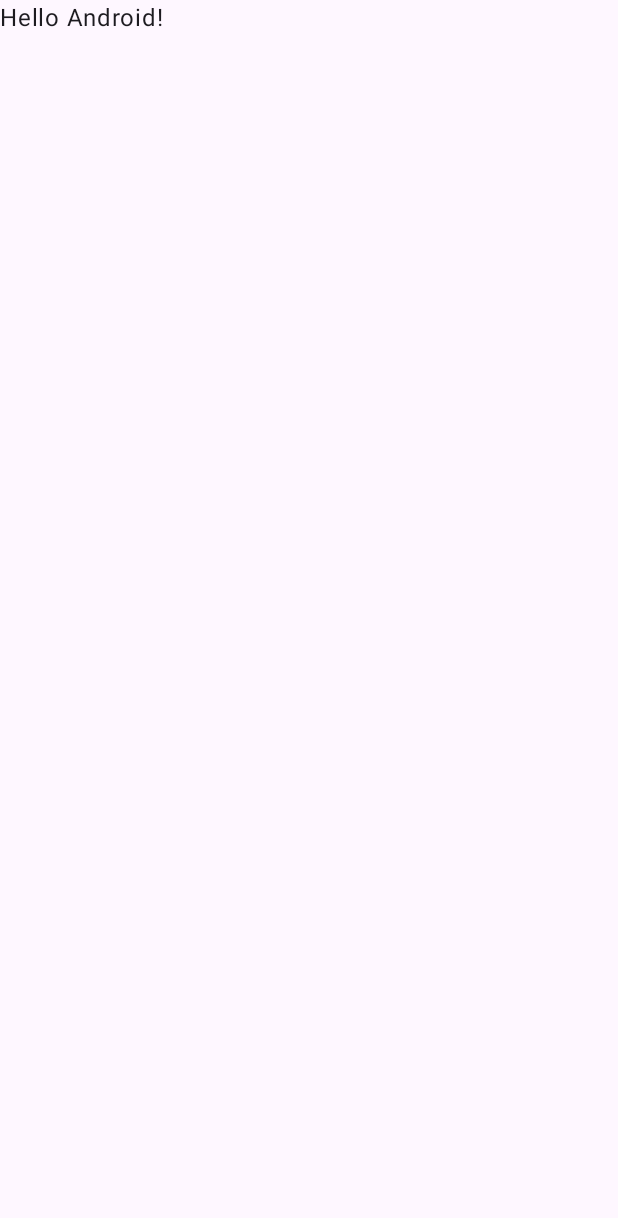
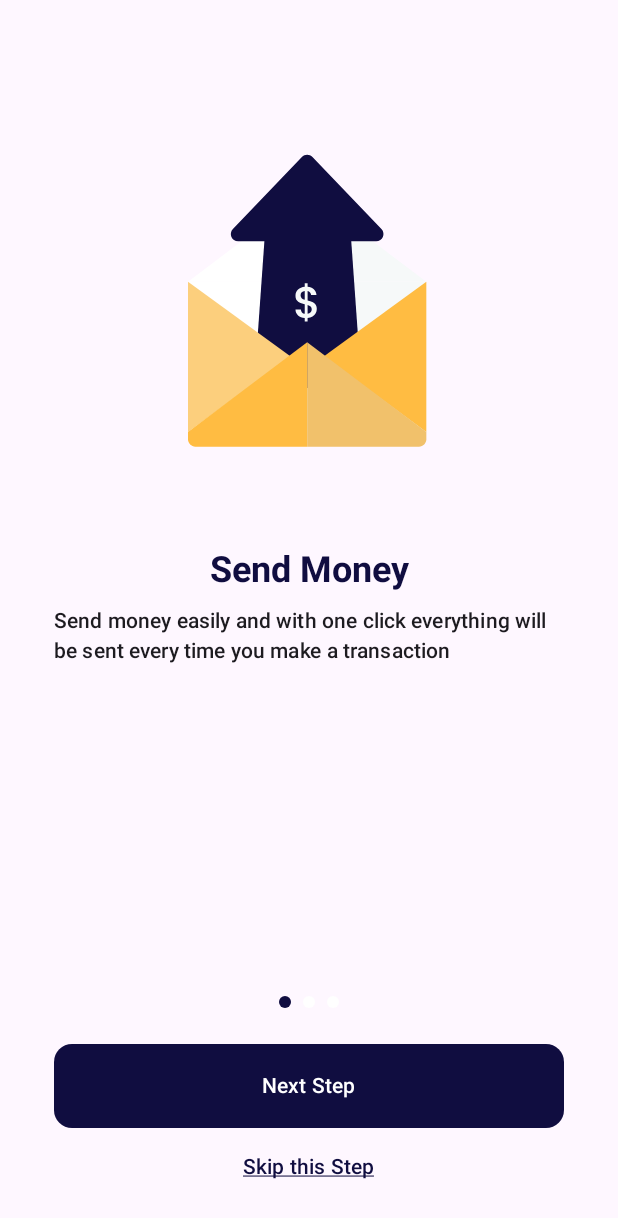
Before and after one commit to DatoKotchlamazashvili/FinanceMobiileApp, an Android app built with Jetpack Compose: the screen it shows after launch (MainActivity), on a phone screen of 412 x 824 dp. Before the commit the part shown is almost empty. Shown: the top 1218 px of the screen. Run offline under Robolectric (Android 15) with nearby library versions, the phone set to English and light mode, and no system bars.

Commit message:
added onBoarding screen finally

```diff
--- a/app/src/main/java/com/example/financeapp/MainActivity.kt
+++ b/app/src/main/java/com/example/financeapp/MainActivity.kt
@@ -11,6 +11,8 @@ import androidx.compose.material3.Text
 import androidx.compose.runtime.Composable
 import androidx.compose.ui.Modifier
 import androidx.compose.ui.tooling.preview.Preview
+import androidx.compose.ui.unit.dp
+import com.example.financeapp.presentation.screen.on_boarding.OnBoardingScreen
 import com.example.financeapp.ui.theme.FinanceAppTheme
 
 class MainActivity : ComponentActivity() {
@@ -20,9 +22,10 @@ class MainActivity : ComponentActivity() {
         setContent {
             FinanceAppTheme {
                 Scaffold(modifier = Modifier.fillMaxSize()) { innerPadding ->
-                    Greeting(
-                        name = "Android",
-                        modifier = Modifier.padding(innerPadding)
+                    OnBoardingScreen(
+                        onLoginNowClicked = { },
+                        onCreateAccountClicked = { },
+                        modifier = Modifier.padding(20.dp)
                     )
                 }
             }
--- /dev/null
+++ b/app/src/main/java/com/example/financeapp/presentation/screen/on_boarding/OnBoarding.kt
@@ -0,0 +1,51 @@
+package com.example.financeapp.presentation.screen.on_boarding
+
+import com.example.financeapp.R
+import com.example.financeapp.ui.design_system.button.ButtonType
+import com.example.financeapp.ui.design_system.text.TextType
+
+data class OnBoarding(
+    val imageRes: Int,
+    val mainText: String,
+    val subtext: String,
+    val mainButtonText: String,
+    val subButtonText: String,
+    val subButtonType: OnBoardingSubButtonType
+)
+
+enum class OnBoardingSubButtonType{
+    UNDERLINE_TEXT,SUB_BUTTON
+}
+
+
+
+fun getOnBoardingData(): List<OnBoarding> =
+    listOf(
+        OnBoarding(
+            imageRes = R.drawable.ic_send_money,
+            mainText = "Send Money",
+            subtext = "Send money easily and with one click everything will be sent every time you make a transaction",
+            mainButtonText = "Next Step",
+            subButtonText = "Skip this Step",
+            subButtonType = OnBoardingSubButtonType.UNDERLINE_TEXT
+        ),
+        OnBoarding(
+            imageRes = R.drawable.ic_receive_money,
+            mainText = "Request Money",
+            subtext = "You can request money to friends or family to send as much money as you want",
+            mainButtonText = "Next Step",
+            subButtonText = "Skip this Step",
+            subButtonType = OnBoardingSubButtonType.UNDERLINE_TEXT
+
+        ),
+        OnBoarding(
+            imageRes = R.drawable.ic_hand,
+            mainText = "Easy To Use",
+            subtext = "Very easy to use and easy to understand for those of you who are beginners",
+            mainButtonText = "Next Step",
+            subButtonText = "Skip this Step",
+            subButtonType = OnBoardingSubButtonType.SUB_BUTTON
+
+        ),
+
+        )
--- /dev/null
+++ b/app/src/main/java/com/example/financeapp/presentation/screen/on_boarding/OnBoardingScreen.kt
@@ -0,0 +1,168 @@
+package com.example.financeapp.presentation.screen.on_boarding
+
+import androidx.compose.foundation.Image
+import androidx.compose.foundation.clickable
+import androidx.compose.foundation.layout.Box
+import androidx.compose.foundation.layout.Column
+import androidx.compose.foundation.layout.Spacer
+import androidx.compose.foundation.layout.fillMaxHeight
+import androidx.compose.foundation.layout.fillMaxSize
+import androidx.compose.foundation.layout.fillMaxWidth
+import androidx.compose.foundation.layout.height
+import androidx.compose.foundation.layout.padding
+import androidx.compose.foundation.layout.size
+import androidx.compose.foundation.pager.rememberPagerState
+import androidx.compose.material3.MaterialTheme
+import androidx.compose.runtime.Composable
+import androidx.compose.runtime.remember
+import androidx.compose.runtime.rememberCoroutineScope
+import androidx.compose.ui.Alignment
+import androidx.compose.ui.Modifier
+import androidx.compose.ui.res.painterResource
+import androidx.compose.ui.text.SpanStyle
+import androidx.compose.ui.text.font.FontWeight
+import androidx.compose.ui.unit.dp
+import com.example.financeapp.ui.design_system.button.ButtonType
+import com.example.financeapp.ui.design_system.button.FaButton
+import com.example.financeapp.ui.design_system.pager.FaPagerWithIndicator
+import com.example.financeapp.ui.design_system.preview.FaPreview
+import com.example.financeapp.ui.design_system.preview.PreviewSurface
+import com.example.financeapp.ui.design_system.text.FaText
+import com.example.financeapp.ui.design_system.text.SpanType
+import com.example.financeapp.ui.design_system.text.TextType
+import com.example.financeapp.ui.design_system.text.createAnnotatedString
+import com.example.financeapp.ui.theme.LocalDimensions
+import kotlinx.coroutines.launch
+
+
+@Composable
+fun OnBoardingScreen(
+    onLoginNowClicked: () -> Unit,
+    onCreateAccountClicked: () -> Unit,
+    modifier: Modifier = Modifier,
+) {
+    Column(
+        modifier = modifier
+            .fillMaxSize()
+            .padding(LocalDimensions.current.dimensions16),
+        horizontalAlignment = Alignment.CenterHorizontally
+    ) {
+        val onBoardings = remember { getOnBoardingData() }
+        val pagerState = rememberPagerState(
+            initialPage = 0,
+            initialPageOffsetFraction = 0f,
+            pageCount = { onBoardings.size }
+        )
+        val coroutineScope = rememberCoroutineScope()
+
+        FaPagerWithIndicator(
+            modifier = Modifier
+                .weight(1f)
+                .padding(bottom = LocalDimensions.current.dimensions24),
+            pageCount = onBoardings.size,
+            pagerState = pagerState
+        ) { page ->
+            Column(
+                modifier = Modifier
+                    .fillMaxSize()
+                    .padding(bottom = LocalDimensions.current.dimensions16),
+                horizontalAlignment = Alignment.CenterHorizontally
+            ) {
+                Box(
+                    modifier = Modifier.fillMaxHeight(0.55f), contentAlignment = Alignment.Center
+                ) {
+                    Image(
+                        painter = painterResource(onBoardings[page].imageRes),
+                        contentDescription = null,
+                        modifier = Modifier.size(LocalDimensions.current.dimensions180 + 40.dp)
+                    )
+                }
+                FaText(
+                    text = onBoardings[page].mainText,
+                    textType = TextType.HEADLINE_SMALL,
+                    fontWeight = FontWeight.Bold
+                )
+                Spacer(modifier = Modifier.height(LocalDimensions.current.dimensions8))
+
+                FaText(
+                    text = onBoardings[page].subtext,
+                    textType = TextType.LABEL_LARGE
+                )
+                Spacer(modifier = Modifier.height(LocalDimensions.current.dimensions8))
+            }
+        }
+
+        FaButton(
+            text = onBoardings[pagerState.currentPage].mainButtonText,
+            buttonType = ButtonType.FILLED_TONAL,
+            onClick = {
+                if (pagerState.currentPage < onBoardings.lastIndex) {
+                    coroutineScope.launch {
+                        pagerState.animateScrollToPage(pagerState.currentPage + 1)
+                    }
+                } else {
+                    onCreateAccountClicked()
+                }
+            },
+            modifier = Modifier.fillMaxWidth()
+        )
+
+        Spacer(modifier = Modifier.height(LocalDimensions.current.dimensions16))
+
+        when (onBoardings[pagerState.currentPage].subButtonType) {
+            OnBoardingSubButtonType.UNDERLINE_TEXT -> FaText(
+                text = createAnnotatedString(
+                    fullText = onBoardings[pagerState.currentPage].subButtonText,
+                    spans = listOf(
+                        SpanType.UnderLineSpan(
+                            text = onBoardings[pagerState.currentPage].subButtonText,
+                            styles = SpanStyle(
+                                color = MaterialTheme.colorScheme.primary
+                            )
+                        )
+                    )
+                ),
+                textType = TextType.LABEL_LARGE,
+                modifier = Modifier.clickable(onClick = {
+                    if (pagerState.currentPage < onBoardings.lastIndex) {
+                        coroutineScope.launch {
+                            pagerState.animateScrollToPage(onBoardings.lastIndex)
+                        }
+                    } else {
+                        onLoginNowClicked()
+                    }
+                })
+            )
+
+            OnBoardingSubButtonType.SUB_BUTTON -> FaButton(
+                text = onBoardings[pagerState.currentPage].subButtonText,
+                buttonType = ButtonType.NOT_FILLED_STROKE,
+                onClick = {
+                    if (pagerState.currentPage < onBoardings.lastIndex) {
+                        coroutineScope.launch {
+                            pagerState.animateScrollToPage(onBoardings.lastIndex)
+                        }
+                    } else {
+                        onLoginNowClicked()
+                    }
+                },
+                modifier = Modifier.fillMaxWidth()
+            )
+        }
+    }
+}
+
+
+@FaPreview
+@Composable
+private fun OnBoardingScreenPreview() {
+    PreviewSurface {
+        OnBoardingScreen(
+            onLoginNowClicked = { },
+            onCreateAccountClicked = { },
+            modifier = Modifier
+                .fillMaxSize()
+
+        )
+    }
+}
--- /dev/null
+++ b/app/src/main/java/com/example/financeapp/ui/design_system/pager/FaPagerWithIndicator.kt
@@ -0,0 +1,106 @@
+package com.example.financeapp.ui.design_system.pager
+
+import androidx.compose.animation.core.animateDpAsState
+import androidx.compose.foundation.background
+import androidx.compose.foundation.layout.Arrangement
+import androidx.compose.foundation.layout.Box
+import androidx.compose.foundation.layout.Column
+import androidx.compose.foundation.layout.Row
+import androidx.compose.foundation.layout.Spacer
+import androidx.compose.foundation.layout.fillMaxWidth
+import androidx.compose.foundation.layout.height
+import androidx.compose.foundation.layout.size
+import androidx.compose.foundation.layout.width
+import androidx.compose.foundation.pager.HorizontalPager
+import androidx.compose.foundation.pager.PagerState
+import androidx.compose.foundation.pager.rememberPagerState
+import androidx.compose.material3.MaterialTheme
+import androidx.compose.runtime.Composable
+import androidx.compose.ui.Alignment
+import androidx.compose.ui.Modifier
+import androidx.compose.ui.draw.clip
+import com.example.financeapp.ui.design_system.preview.FaPreview
+import com.example.financeapp.ui.design_system.preview.PreviewSurface
+import com.example.financeapp.ui.theme.LocalDimensions
+import com.example.financeapp.ui.theme.LocalShapes
+
+
+@Composable
+fun FaPagerWithIndicator(
+    pageCount: Int,
+    pagerState: PagerState,
+    modifier: Modifier = Modifier,
+    content: @Composable (pageIndex: Int) -> Unit,
+) {
+    Column(
+        modifier = modifier,
+        horizontalAlignment = Alignment.CenterHorizontally
+    ) {
+        HorizontalPager(
+            modifier = Modifier.weight(1f),
+            state = pagerState
+        ) { page ->
+            content(page)
+        }
+
+        Spacer(modifier = Modifier.height(LocalDimensions.current.dimensions16))
+
+        PagerIndicator(
+            currentPage = pagerState.currentPage,
+            pageCount = pageCount
+        )
+    }
+}
+
+
+@Composable
+private fun PagerIndicator(
+    currentPage: Int,
+    pageCount: Int,
+) {
+    Row(
+        horizontalArrangement = Arrangement.spacedBy(LocalDimensions.current.dimensions8),
+        verticalAlignment = Alignment.CenterVertically
+    ) {
+        repeat(pageCount) { index ->
+            val isSelected = index == currentPage
+            val shape = LocalShapes.current.dots
+
+            val width = animateDpAsState(
+                targetValue =
+                    LocalDimensions.current.dimensions8,
+                label = "widthAnimation"
+            )
+            val color = if (isSelected) {
+                MaterialTheme.colorScheme.primary
+            } else {
+                MaterialTheme.colorScheme.onPrimary
+            }
+
+            Box(
+                modifier = Modifier
+                    .width(width.value)
+                    .size(LocalDimensions.current.dimensions8)
+                    .clip(shape)
+                    .background(color)
+            )
+        }
+    }
+}
+
+
+@Composable
+@FaPreview
+fun PagerIndicatorWithPreview() {
+    val pagerState = rememberPagerState(
+        pageCount = { 5 }
+    )
+    PreviewSurface {
+        FaPagerWithIndicator(
+            pageCount = 5,
+            pagerState = pagerState,
+        ) {
+
+        }
+    }
+}
--- /dev/null
+++ b/app/src/main/res/drawable/ic_hand.xml
@@ -0,0 +1,48 @@
+<vector xmlns:android="http://schemas.android.com/apk/res/android"
+    android:width="217dp"
+    android:height="217dp"
+    android:viewportWidth="217"
+    android:viewportHeight="217">
+  <path
+      android:pathData="M84.4,47.28L84.4,47.28A11.6,11.6 0,0 1,95.99 58.88L95.99,135.41A11.6,11.6 0,0 1,84.4 147L84.4,147A11.6,11.6 0,0 1,72.8 135.41L72.8,58.88A11.6,11.6 0,0 1,84.4 47.28z"
+      android:fillColor="#FEC478"/>
+  <path
+      android:pathData="M107.59,83.23L107.59,83.23A11.6,11.6 0,0 1,119.19 94.82L119.19,135.41A11.6,11.6 0,0 1,107.59 147L107.59,147A11.6,11.6 0,0 1,95.99 135.41L95.99,94.82A11.6,11.6 0,0 1,107.59 83.23z"
+      android:fillColor="#FEC478"/>
+  <path
+      android:pathData="M130.78,87.86L130.78,87.86A11.6,11.6 0,0 1,142.38 99.46L142.38,135.41A11.6,11.6 0,0 1,130.78 147L130.78,147A11.6,11.6 0,0 1,119.19 135.41L119.19,99.46A11.6,11.6 0,0 1,130.78 87.86z"
+      android:fillColor="#FEB756"/>
+  <path
+      android:pathData="M153.97,98.3L153.97,98.3A11.6,11.6 0,0 1,165.57 109.9L165.57,135.41A11.6,11.6 0,0 1,153.97 147L153.97,147A11.6,11.6 0,0 1,142.38 135.41L142.38,109.9A11.6,11.6 0,0 1,153.97 98.3z"
+      android:fillColor="#FEB756"/>
+  <path
+      android:pathData="M41.8,106.73L41.8,106.73A12.76,12.76 93.66,0 1,59.8 107.88L98.75,152.16A12.76,12.76 93.66,0 1,97.6 170.16L97.6,170.16A12.76,12.76 93.66,0 1,79.6 169.01L40.64,124.73A12.76,12.76 93.66,0 1,41.8 106.73z"
+      android:fillColor="#FEC478"/>
+  <path
+      android:pathData="M72.8,116.85H119.19V178.31H101.9C85.83,178.31 72.8,165.29 72.8,149.22V116.85Z"
+      android:fillColor="#FEC478"/>
+  <path
+      android:pathData="M119.19,116.85H165.57V149.22C165.57,165.29 152.54,178.31 136.48,178.31H119.19V116.85Z"
+      android:fillColor="#FEB756"/>
+  <path
+      android:pathData="M87.88,160.92H120.35V206.14H100C93.31,206.14 87.88,200.71 87.88,194.02V160.92Z"
+      android:fillColor="#FEC478"/>
+  <path
+      android:pathData="M119.77,160.92H152.81V194.02C152.81,200.71 147.39,206.14 140.69,206.14H119.77V160.92Z"
+      android:fillColor="#FEB756"/>
+  <path
+      android:pathData="M108.96,46.27L122.68,46.27A4.75,4.75 0,0 1,127.43 51.02L127.43,51.02A4.75,4.75 0,0 1,122.68 55.77L108.96,55.77A4.75,4.75 0,0 1,104.21 51.02L104.21,51.02A4.75,4.75 0,0 1,108.96 46.27z"
+      android:fillColor="#9778F1"/>
+  <path
+      android:pathData="M46.17,45.21L59.89,45.21A4.75,4.75 0,0 1,64.64 49.96L64.64,49.96A4.75,4.75 0,0 1,59.89 54.71L46.17,54.71A4.75,4.75 0,0 1,41.42 49.96L41.42,49.96A4.75,4.75 0,0 1,46.17 45.21z"
+      android:fillColor="#9778F1"/>
+  <path
+      android:pathData="M79.41,29.12L79.41,15.92A5.01,5.01 0,0 1,84.42 10.91L84.42,10.91A5.01,5.01 0,0 1,89.44 15.92L89.44,29.12A5.01,5.01 0,0 1,84.42 34.13L84.42,34.13A5.01,5.01 0,0 1,79.41 29.12z"
+      android:fillColor="#9778F1"/>
+  <path
+      android:pathData="M63.5,37.62L53.56,28.1A4.82,4.82 88.75,0 1,53.41 21.29L53.41,21.29A4.82,4.82 88.75,0 1,60.22 21.14L70.16,30.66A4.82,4.82 88.75,0 1,70.31 37.47L70.31,37.47A4.82,4.82 88.75,0 1,63.5 37.62z"
+      android:fillColor="#B68DFF"/>
+  <path
+      android:pathData="M104.54,37.6L114.49,28.08A4.82,4.82 91.25,0 0,114.63 21.27L114.63,21.27A4.82,4.82 91.25,0 0,107.82 21.12L97.88,30.64A4.82,4.82 91.25,0 0,97.73 37.45L97.73,37.45A4.82,4.82 91.25,0 0,104.54 37.6z"
+      android:fillColor="#B68DFF"/>
+</vector>
--- /dev/null
+++ b/app/src/main/res/drawable/ic_receive_money.xml
@@ -0,0 +1,52 @@
+<vector xmlns:android="http://schemas.android.com/apk/res/android"
+    android:width="282dp"
+    android:height="222dp"
+    android:viewportWidth="282"
+    android:viewportHeight="222">
+  <path
+      android:pathData="M181.86,131.82L210.71,105.78C214.79,102.1 220.81,101.84 225.14,105.17C230.23,109.11 231.34,116.56 227.43,121.82C218.01,134.71 200.53,157.68 185.42,172.76C182.11,176 177.87,177.93 173.37,178.37L109.86,184.98"
+      android:fillColor="#FEC478"/>
+  <path
+      android:pathData="M157.64,143.27H77.83L98.5,189.49L169.79,159.45L173.84,153.67L171.52,146.16L166.32,143.27H157.64Z"
+      android:strokeWidth="3"
+      android:fillColor="#FEC478"
+      android:strokeColor="#FEC478"/>
+  <path
+      android:pathData="M81.46,145.49C81.46,145.49 89.19,122.82 108.18,122.19C120.72,121.83 128.63,125.18 132.5,127.54C134.9,128.99 137.74,129.62 140.57,129.62H174.51C180.61,129.62 185.6,134.88 185.6,141.32C185.6,147.66 180.87,152.83 174.86,153.01L136.79,154.37"
+      android:fillColor="#FEC478"/>
+  <path
+      android:pathData="M81.46,145.49C81.46,145.49 89.19,122.82 108.18,122.19C120.72,121.83 128.63,125.18 132.5,127.54C134.9,128.99 137.74,129.62 140.57,129.62H174.51C180.61,129.62 185.6,134.88 185.6,141.32C185.6,147.66 180.87,152.83 174.86,153.01L136.79,154.37"
+      android:strokeLineJoin="round"
+      android:strokeWidth="3"
+      android:fillColor="#00000000"
+      android:strokeColor="#FEB756"
+      android:strokeLineCap="round"/>
+  <path
+      android:pathData="M109.54,197.99L95.44,208.76C94.66,209.38 93.61,209.21 93.01,208.4L50.27,150.08C49.66,149.28 49.83,148.21 50.62,147.59L64.72,136.82C68.55,133.88 74.03,134.68 76.9,138.6L111.28,185.52C114.16,189.53 113.37,195.05 109.54,197.99Z"
+      android:strokeLineJoin="round"
+      android:strokeWidth="3"
+      android:fillColor="#100D40"
+      android:strokeColor="#100D40"
+      android:strokeLineCap="round"/>
+  <path
+      android:pathData="M171.92,26.24C158.25,12.59 136.06,12.59 122.39,26.24C111.5,37.13 109.33,53.36 115.79,66.42L114.17,79.37C113.87,82.04 116.09,84.26 118.76,83.96L131.67,82.4C144.74,88.85 161.03,86.63 171.87,75.79C185.59,62.08 185.59,39.9 171.92,26.24Z"
+      android:fillColor="#100D40"/>
+  <path
+      android:pathData="M148.8,47.3V39.47C150.4,39.74 151.91,40.44 153.17,41.49C153.42,41.67 153.76,41.76 154.01,41.76C155.02,41.76 155.78,40.88 155.86,39.91C155.86,39.47 155.69,39.03 155.36,38.68C153.51,37.01 151.15,36.04 148.72,35.87V33.23C148.72,32.52 148.13,31.91 147.46,31.91C147.46,31.91 147.46,31.91 147.37,31.91C146.61,31.91 146.03,32.52 146.03,33.23V35.78C141.24,36.13 138.04,39.21 138.04,43.25C138.04,48.27 142.07,49.67 146.03,50.73V59.52C143.93,59.26 141.99,58.38 140.39,56.97C140.06,56.71 139.72,56.62 139.3,56.53C138.29,56.62 137.62,57.41 137.62,58.47C137.62,58.91 137.79,59.35 138.13,59.7C140.31,61.72 143.08,62.95 146.03,63.04V65.5C146.03,65.5 146.03,65.5 146.03,65.59C146.03,66.38 146.7,66.91 147.37,66.91C148.04,66.91 148.63,66.29 148.63,65.59V63.13C154.43,62.69 156.7,59.08 156.7,55.21C156.95,49.94 152.75,48.35 148.8,47.3ZM146.19,46.59C143.93,45.89 142.07,45.19 142.07,43.08C142.07,41.05 143.67,39.56 146.19,39.38V46.59ZM148.8,59.7V51.7C151.15,52.4 153,53.37 153,55.65C153.09,57.32 151.99,59.35 148.8,59.7Z"
+      android:fillColor="#ffffff"/>
+  <path
+      android:pathData="M0,138.07a6.36,6.35 0,1 0,12.72 0a6.36,6.35 0,1 0,-12.72 0z"
+      android:fillColor="#AA80F5"/>
+  <path
+      android:pathData="M178.14,215.65a6.36,6.35 0,1 0,12.72 0a6.36,6.35 0,1 0,-12.72 0z"
+      android:fillColor="#C9BBF8"/>
+  <path
+      android:pathData="M248.71,6.35a6.36,6.35 0,1 0,12.72 0a6.36,6.35 0,1 0,-12.72 0z"
+      android:fillColor="#AA80F5"/>
+  <path
+      android:pathData="M38.17,35.24a6.36,6.35 0,1 0,12.72 0a6.36,6.35 0,1 0,-12.72 0z"
+      android:fillColor="#C9BBF8"/>
+  <path
+      android:pathData="M269.28,161.9a6.36,6.35 0,1 0,12.72 0a6.36,6.35 0,1 0,-12.72 0z"
+      android:fillColor="#8673EF"/>
+</vector>
--- /dev/null
+++ b/app/src/main/res/drawable/ic_send_money.xml
@@ -0,0 +1,50 @@
+<vector xmlns:android="http://schemas.android.com/apk/res/android"
+    android:width="216dp"
+    android:height="216dp"
+    android:viewportWidth="216"
+    android:viewportHeight="216">
+  <path
+      android:pathData="M106.8,96h78v98.4h-78z"
+      android:fillColor="#F6F9F9"/>
+  <path
+      android:pathData="M106.8,37.2L184.8,96H106.8V37.2Z"
+      android:fillColor="#F6F9F9"
+      android:fillType="evenOdd"/>
+  <path
+      android:pathData="M106.8,96l-78,0l-0,98.4l78,0z"
+      android:fillColor="#ffffff"/>
+  <path
+      android:pathData="M106.8,37.2L28.8,96H106.8V37.2Z"
+      android:fillColor="#ffffff"
+      android:fillType="evenOdd"/>
+  <path
+      android:pathData="M107.23,57.44H79.66L71.98,165.54H107.23H142.48L134.8,57.44H107.23Z"
+      android:fillColor="#100D40"
+      android:fillType="evenOdd"/>
+  <path
+      android:pathData="M103.34,14.41L58.19,61.48C55.26,64.53 57.43,69.6 61.66,69.6H151.95C156.17,69.6 158.34,64.53 155.41,61.48L110.26,14.41C108.38,12.44 105.22,12.44 103.34,14.41Z"
+      android:fillColor="#100D40"/>
+  <path
+      android:pathData="M113.1,113.9C113.1,114.86 112.86,115.76 112.38,116.61C111.92,117.45 111.23,118.16 110.31,118.74C109.41,119.31 108.33,119.66 107.08,119.77V122.11H105.21V119.77C103.41,119.6 101.95,119.03 100.83,118.07C99.72,117.11 99.16,115.85 99.16,114.27H102.68C102.73,115.02 102.97,115.64 103.4,116.14C103.82,116.62 104.42,116.93 105.21,117.07V110.73C103.92,110.4 102.88,110.08 102.07,109.75C101.26,109.4 100.57,108.87 100,108.14C99.44,107.41 99.16,106.41 99.16,105.14C99.16,103.55 99.72,102.23 100.83,101.2C101.95,100.14 103.41,99.53 105.21,99.35V97.02H107.08V99.35C108.77,99.51 110.13,100.04 111.14,100.97C112.18,101.87 112.77,103.12 112.9,104.71H109.39C109.33,104.12 109.1,103.59 108.69,103.13C108.29,102.65 107.75,102.32 107.08,102.15V108.37C108.37,108.68 109.42,109 110.22,109.35C111.03,109.67 111.71,110.2 112.27,110.93C112.82,111.64 113.1,112.63 113.1,113.9ZM102.5,104.97C102.5,105.76 102.73,106.37 103.19,106.81C103.67,107.25 104.35,107.61 105.21,107.88V102.06C104.39,102.16 103.72,102.46 103.22,102.95C102.74,103.45 102.5,104.13 102.5,104.97ZM107.08,117.07C107.93,116.93 108.59,116.6 109.07,116.06C109.55,115.5 109.79,114.84 109.79,114.07C109.79,113.3 109.55,112.71 109.07,112.29C108.61,111.84 107.95,111.49 107.08,111.22V117.07Z"
+      android:fillColor="#F6F9F9"/>
+  <path
+      android:pathData="M117.6,144.97L184.8,96V194.4L117.6,144.97Z"
+      android:fillColor="#FFBC42"/>
+  <path
+      android:pathData="M96,144.97L28.8,96V194.4L96,144.97Z"
+      android:fillColor="#FCCF7D"/>
+  <path
+      android:pathData="M28.8,194.4H106.8V204H33.6C30.95,204 28.8,201.85 28.8,199.2V194.4Z"
+      android:fillColor="#FFBC42"/>
+  <path
+      android:pathData="M106.8,135.6L28.8,194.4H106.8V135.6Z"
+      android:fillColor="#FFBC42"
+      android:fillType="evenOdd"/>
+  <path
+      android:pathData="M184.8,194.4H106.8V204H180C182.65,204 184.8,201.85 184.8,199.2V194.4Z"
+      android:fillColor="#F1C16B"/>
+  <path
+      android:pathData="M106.8,135.6L184.8,194.4H106.8V135.6Z"
+      android:fillColor="#F1C16B"
+      android:fillType="evenOdd"/>
+</vector>
```
